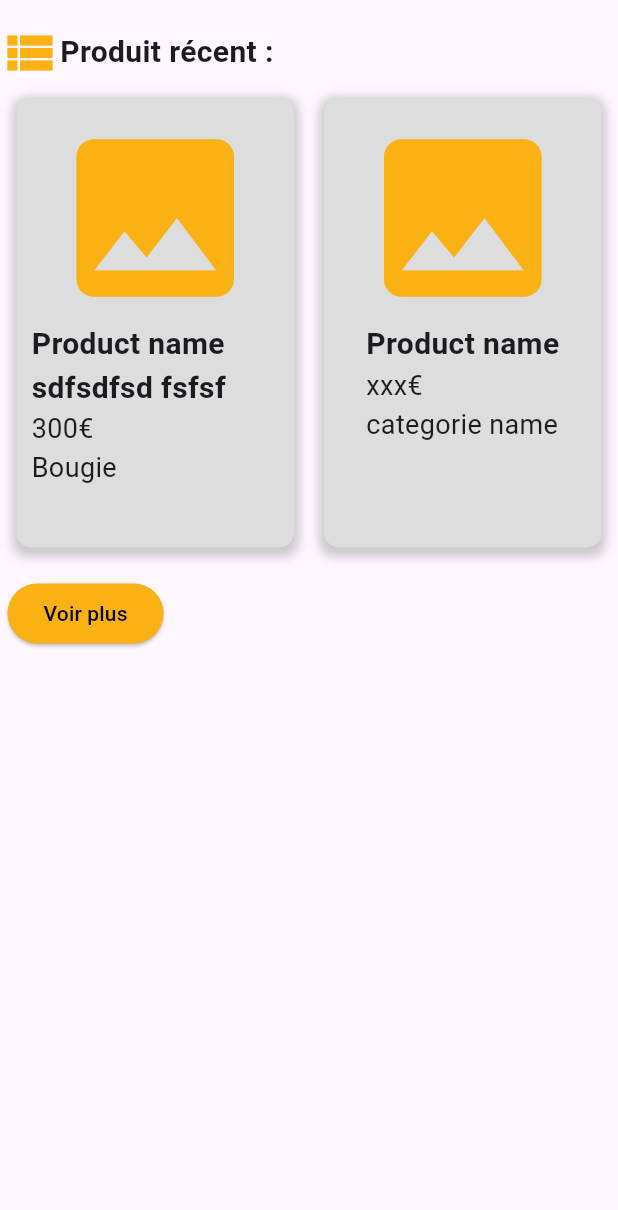
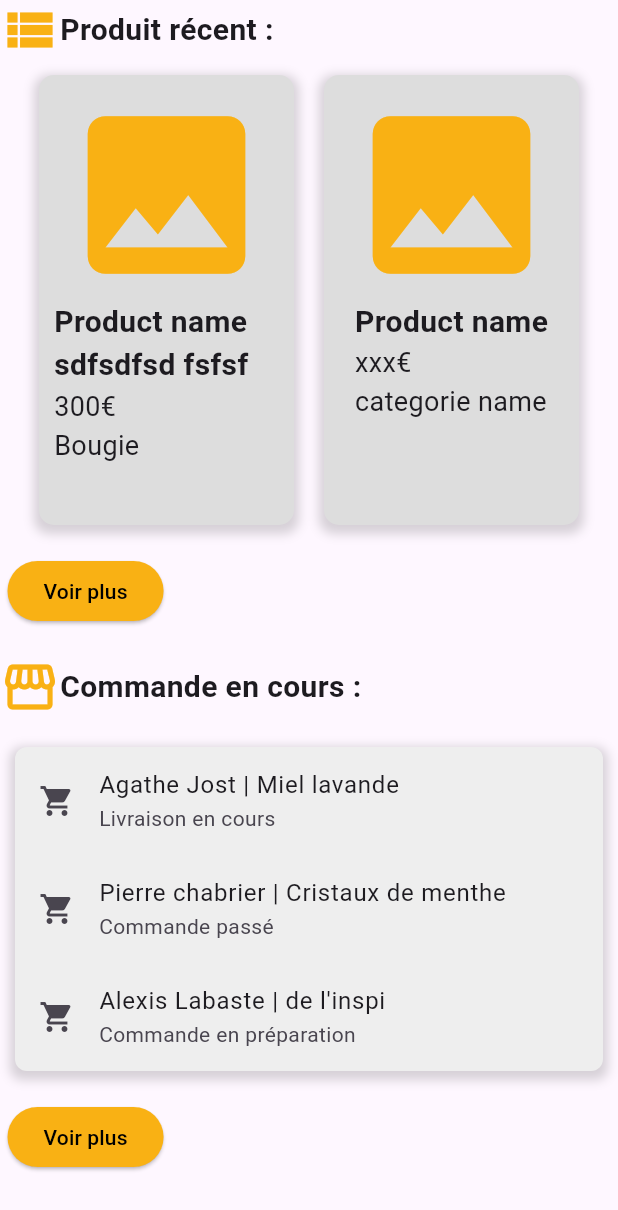
Before and after one commit to RenardBleu/app_passion_apiculture, a Flutter app: the AccueilScreen widget shown alone on an empty page, opened directly with empty values, on a phone screen of 412 x 824 dp. Shown: the top 1210 px of the screen. Run offline on Flutter 3.47's test engine with Material 3 defaults, Android fonts, the phone set to English and light mode, and no system bars; our stand-ins replace shared_preferences; accounts and stored records are empty.

Commit message:
refont formulaire login + add commande section dans accueil

```diff
--- a/lib/screens/accueil_screen.dart
+++ b/lib/screens/accueil_screen.dart
@@ -1,4 +1,5 @@
 import 'package:app_passion_apiculture/models/user.dart';
+import 'package:app_passion_apiculture/screens/home_screen.dart';
 import 'package:app_passion_apiculture/services/auth_services.dart';
 import 'package:flutter/material.dart';
 
@@ -15,7 +16,13 @@ class AccueilScreen extends StatelessWidget {
   @override
   Widget build(BuildContext context) {
 
-    return Center(
+  final List<String> name = <String>['Agathe Jost | Miel lavande', 'Pierre chabrier | Cristaux de menthe', 'Alexis Labaste | de l\'inspi'];
+  final List<String> status = ["Livraison en cours", "Commande passé", "Commande en préparation"];
+
+    return
+    ListView(
+      children: [
+        Center(
         child: Column(
           mainAxisAlignment: MainAxisAlignment.start,
           children: [
@@ -23,10 +30,17 @@ class AccueilScreen extends StatelessWidget {
               children: [
                 Container(
                   //color: Colors.red,
-                  margin: EdgeInsets.only(top: 15, bottom: 15),
                   child: Column(
                     crossAxisAlignment: CrossAxisAlignment.start,
                     children: [
+
+
+
+                      //--------------- PRODUIT RECENT SECTION ---------------//
+
+
+
+                      // -- TITRE --
                       Row(
                         children: [
                           Icon(
@@ -43,17 +57,16 @@ class AccueilScreen extends StatelessWidget {
                           )
                         ],
                       ),
+
+
+                      // -- CONTENT --
+                      //B1
                       Row(
                         mainAxisAlignment: MainAxisAlignment.center,
                         children: [
-
-
-
-
-
                           Container(
                             margin: EdgeInsets.only(left: 10, right: 10, top: 10, bottom: 20),
-                            width: 185,
+                            width: 170,
                             height: 300,
                             padding: EdgeInsets.all(10),
                             decoration: BoxDecoration(
@@ -61,7 +74,7 @@ class AccueilScreen extends StatelessWidget {
                               color: Color.fromARGB(255, 221, 221, 221),
                               boxShadow: [
                                 BoxShadow(
-                                  color: const Color.fromARGB(50, 0, 0, 0),
+                                  color: const Color.fromARGB(40, 0, 0, 0),
                                   spreadRadius: 3,
                                   blurRadius: 5,
                                    offset: Offset(0, 3), // changes position of shadow
@@ -111,13 +124,10 @@ class AccueilScreen extends StatelessWidget {
                             ),
                           ),
 
-
-
-
-
+                          //B2
                           Container(
                             margin: EdgeInsets.only(left: 10, right: 10, top: 10, bottom: 20),
-                              width: 185,
+                            width: 170,
                             height: 300,
                             padding: EdgeInsets.all(10),
                             decoration: BoxDecoration(
@@ -125,10 +135,10 @@ class AccueilScreen extends StatelessWidget {
                               color: Color.fromARGB(255, 221, 221, 221),
                               boxShadow: [
                                 BoxShadow(
-                                    color: const Color.fromARGB(50, 0, 0, 0),
+                                  color: const Color.fromARGB(40, 0, 0, 0),
                                   spreadRadius: 3,
                                   blurRadius: 5,
-                                    offset: Offset(0, 3), // changes position of shadow
+                                  offset: Offset(0, 3),
                                 ),
                               ],
                             ),
@@ -178,14 +188,16 @@ class AccueilScreen extends StatelessWidget {
                       ),
 
 
-
-
+                      // -- BTN --
                       Container(
                         margin: EdgeInsets.only(left: 5),
                         child:
                           ElevatedButton(
                           onPressed: () {
-
+                            Navigator.push(
+                              context,
+                              MaterialPageRoute(builder: (context) => HomeScreen(initialIndex: 1,)),
+                            );
                           },
                           style: ElevatedButton.styleFrom(
                             backgroundColor: const Color.fromARGB(255, 249, 177, 20),
@@ -200,11 +212,96 @@ class AccueilScreen extends StatelessWidget {
                       )
                     ],
                   ),
+                ),
+
+
+
+                //--------------- COMMANDE EN COURS SECTION ---------------//
+
+
+
+                Container(
+                  //color: Colors.red,
+                  margin: EdgeInsets.only(top: 20, bottom: 20),
+                  child: Column(
+                    crossAxisAlignment: CrossAxisAlignment.start,
+                    children: [
+                      Row(
+                        children: [
+                          Icon(
+                            Icons.storefront,
+                            size: 40,
+                            color: const Color.fromARGB(255, 249, 177, 20)
+                          ),
+                          Text(
+                            "Commande en cours :",
+                            style: TextStyle(
+                              fontSize: 20,
+                              fontWeight: FontWeight.bold
+                            ),
                           )
+                        ],
+                      ),
+                      Container(
+                          margin: EdgeInsets.only(left: 10, right: 10, top: 20, bottom: 20),
+                          decoration: BoxDecoration(
+                            boxShadow: [
+                                BoxShadow(
+                                  color: const Color.fromARGB(40, 0, 0, 0),
+                                  spreadRadius: 3,
+                                  blurRadius: 5,
+                                   offset: Offset(0, 3), // changes position of shadow
+                                ),
+                              ],
+                            color: Colors.grey[200],
+                            borderRadius: BorderRadius.circular(8),
+                          ),
+                          child: ListView.builder(
+                            shrinkWrap: true,
+                            physics: NeverScrollableScrollPhysics(),
+                            itemCount: 3,
+                            itemBuilder: (context, index) {
+                              return ListTile(
+                                title: Text(name[index]),
+                                subtitle: Text(status[index]),
+                                leading: Icon(Icons.shopping_cart),
+                              );
+                            },
+                          ),
+                        ),
+
+                      Container(
+                        margin: EdgeInsets.only(left: 5),
+                        child:
+                          ElevatedButton(
+                          onPressed: () {
+                            Navigator.push(
+                              context,
+                              MaterialPageRoute(builder: (context) => HomeScreen(initialIndex: 2,)),
+                            );
+                          },
+                          style: ElevatedButton.styleFrom(
+                            backgroundColor: const Color.fromARGB(255, 249, 177, 20),
+                          ),
+                          child: const Text(
+                            'Voir plus',
+                            style: TextStyle(
+                              color: Colors.black,
+                            )
+                          ),
+                        ),
+                      )
+                    ],
+                  ),
+                ),
+
+
               ],
             ),
           ],
         )
+      ),
+      ]
     );
   }
 }
```
Also changed, not shown: lib/screens/home_screen.dart (+12 -1 lines), lib/screens/login_screen.dart (+31 -9 lines), pubspec.lock. Lines whose indentation alone changed are shown as unchanged.
